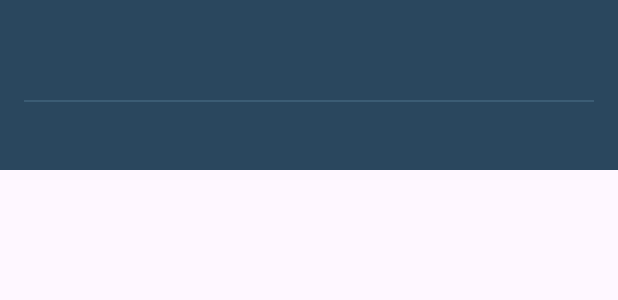
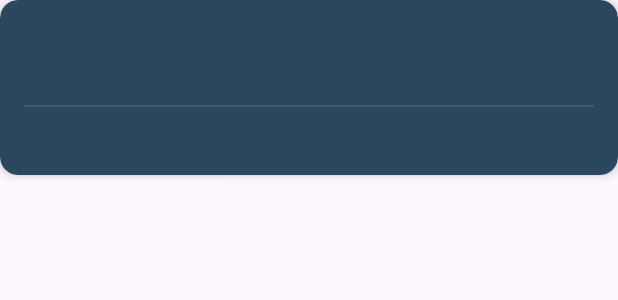
Before and after one commit to DanielFiva/GameradarMobile, an Android app: the layout item_review.xml on its own in the app's theme, with its tools: preview values and no code run, on a phone screen of 412 x 824 dp. Shown: the top 300 px of the screen. Run offline under Robolectric (Android 15) with nearby library versions, the phone set to English and light mode, and no system bars.

Commit message:
finished ui in reviews page

```diff
--- a/app/src/main/res/layout/item_review.xml
+++ b/app/src/main/res/layout/item_review.xml
@@ -1,13 +1,21 @@
 <?xml version="1.0" encoding="utf-8"?>
-<LinearLayout xmlns:android="http://schemas.android.com/apk/res/android"
-    android:orientation="vertical"
-    android:padding="16dp"
-    android:background="#2A475E"
+<androidx.cardview.widget.CardView
+    xmlns:android="http://schemas.android.com/apk/res/android"
+    xmlns:card_view="http://schemas.android.com/apk/res-auto"
     android:layout_width="match_parent"
     android:layout_height="wrap_content"
     android:layout_marginBottom="12dp"
+    card_view:cardCornerRadius="12dp"
+    card_view:cardElevation="4dp"
+    card_view:cardBackgroundColor="#2A475E"
     android:clipToPadding="false"
     android:clipChildren="false">
+
+    <LinearLayout
+        android:orientation="vertical"
+        android:padding="16dp"
+        android:layout_width="match_parent"
+        android:layout_height="wrap_content">
 
         <!-- User and Score Row -->
         <LinearLayout
@@ -48,12 +56,13 @@
                 android:layout_weight="1"
                 android:layout_height="wrap_content"/>
 
-        <TextView
-            android:id="@+id/txtReviewType"
-            android:textColor="#C7D5E0"
-            android:textSize="12sp"
-            android:layout_width="wrap_content"
-            android:layout_height="wrap_content"/>
+            <!-- ImageView for thumbs up/down -->
+            <ImageView
+                android:id="@+id/imgReviewType"
+                android:layout_width="20dp"
+                android:layout_height="20dp"
+                android:layout_marginStart="8dp"
+                android:contentDescription="Review type icon"/>
         </LinearLayout>
 
         <!-- Divider -->
@@ -72,5 +81,6 @@
             android:lineSpacingExtra="2dp"
             android:layout_width="match_parent"
             android:layout_height="wrap_content"/>
+    </LinearLayout>
 
-</LinearLayout>
+</androidx.cardview.widget.CardView>
```
Also changed, not shown: app/src/main/java/com/example/gameradarmobile/ReviewAdapter.java (+13 -3 lines), app/src/main/res/drawable/thumb_down.xml (added, +10 -0 lines), app/src/main/res/drawable/thumb_up.xml (added, +10 -0 lines), 1 other file. Lines whose indentation alone changed are shown as unchanged.
